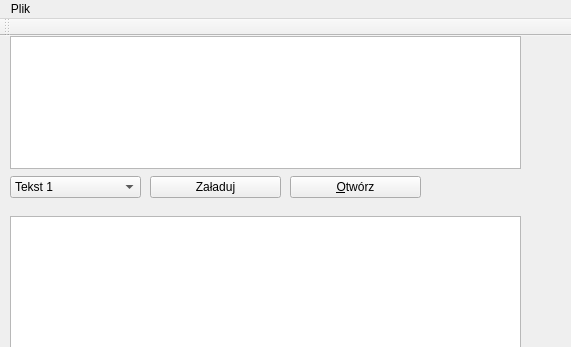
Above: mainwindow.ui from Nieminimalnofazowi/projektKlawiatura before the change; both pictures show x 0 to 571 and y 0 to 347 of the 695 by 442 pixel window. Below: the same form after it.
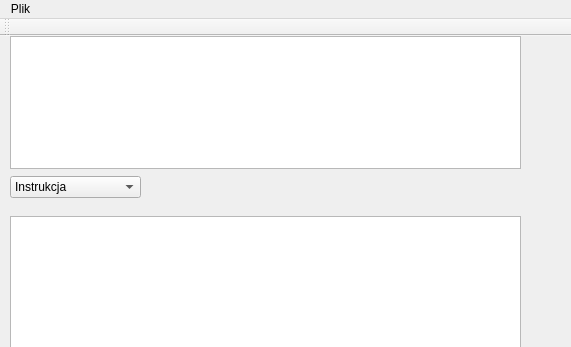
That is the form after the change.

Commit message: otwieranie plików combobox v2

The edit to the form file:
```diff
--- a/mainwindow.ui
+++ b/mainwindow.ui
@@ -72,20 +72,10 @@
      <string/>
     </property>
    </widget>
-   <widget class="QPushButton" name="openFileButton">
-    <property name="geometry">
-     <rect>
-      <x>290</x>
-      <y>140</y>
-      <width>131</width>
-      <height>22</height>
-     </rect>
-    </property>
-    <property name="text">
-     <string>&amp;Otwórz</string>
-    </property>
-   </widget>
    <widget class="QComboBox" name="textList">
+    <property name="enabled">
+     <bool>true</bool>
+    </property>
     <property name="geometry">
      <rect>
       <x>10</x>
@@ -94,6 +84,11 @@
       <height>22</height>
      </rect>
     </property>
+    <item>
+     <property name="text">
+      <string>Instrukcja</string>
+     </property>
+    </item>
     <item>
      <property name="text">
       <string>Tekst 1</string>
@@ -125,19 +120,6 @@
      </property>
     </item>
    </widget>
-   <widget class="QPushButton" name="loadButton">
-    <property name="geometry">
-     <rect>
-      <x>150</x>
-      <y>140</y>
-      <width>131</width>
-      <height>22</height>
-     </rect>
-    </property>
-    <property name="text">
-     <string>Załaduj</string>
-    </property>
-   </widget>
   </widget>
   <widget class="QMenuBar" name="menuBar">
    <property name="geometry">
```
Left out of the diff: 5 changed lines with no effect on the pictures. The commit also changes 5 other files.
